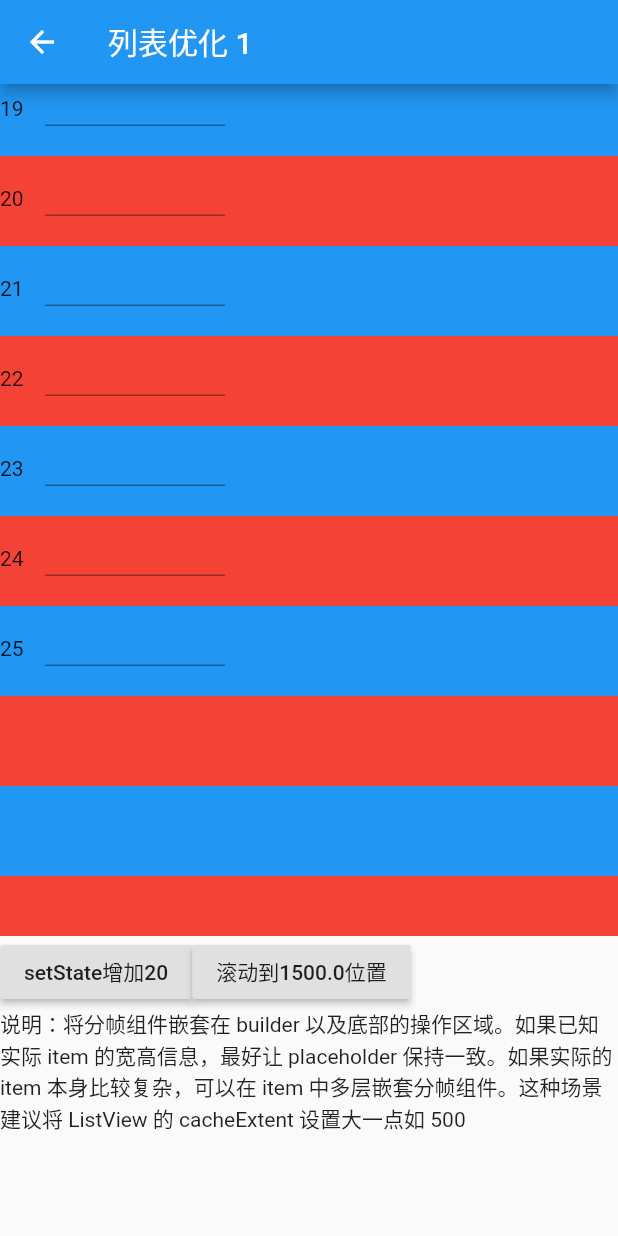
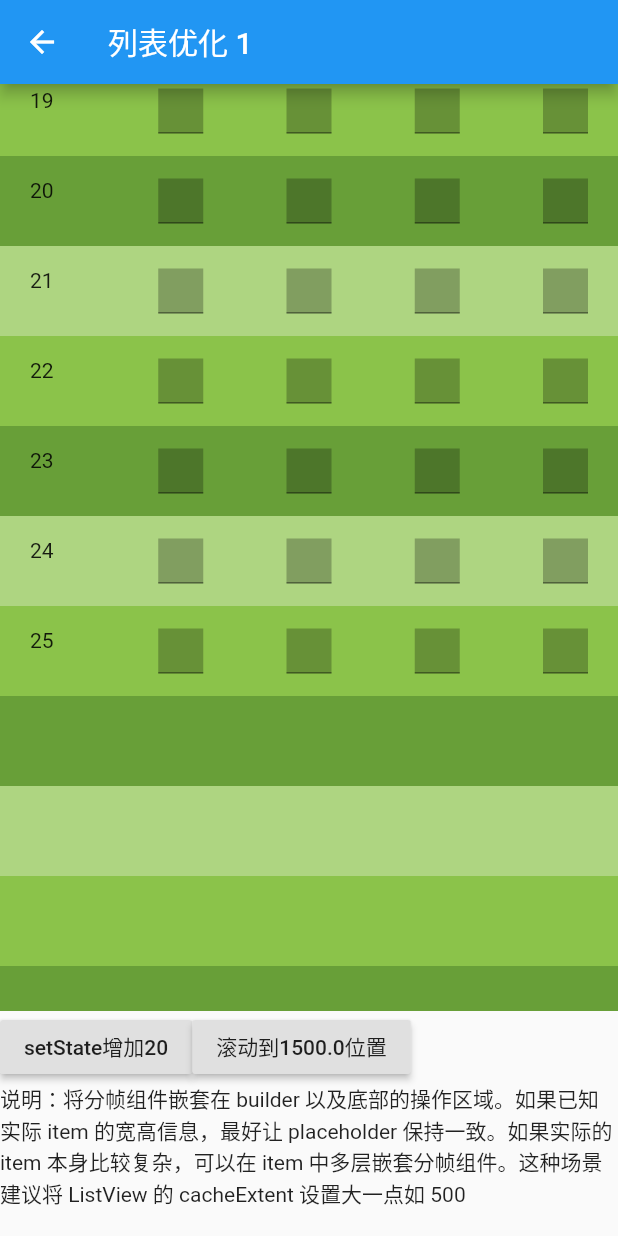
Before and after one commit to LianjiaTech/keframe, a Flutter app: the ComplexListOptExample1 screen opened directly, scrolled down 1152 dp, on a phone screen of 412 x 824 dp. Run offline on Flutter 3.47's test engine with Material 2 defaults, Android fonts, the phone set to English and light mode, and no system bars; missing offline and left inert: fps_monitor.

Commit message:
update example

```diff
--- a/example/lib/item/complex_item.dart
+++ b/example/lib/item/complex_item.dart
@@ -16,23 +16,45 @@ class _CellWidgetState extends State<CellWidget> {
   @override
   Widget build(BuildContext context) {
     return Container(
+      padding: EdgeInsets.only(left: 20, right: 20),
       height: height,
-      color: widget.index % 2 == 0 ? Colors.red : Colors.blue,
+      color: (widget.index % 3 == 0)
+          ? Colors.lightGreen[300]
+          : (widget.index % 3 == 1)
+              ? Colors.lightGreen[500]
+              : Colors.lightGreen[700],
       child: Row(
+        mainAxisAlignment: MainAxisAlignment.spaceBetween,
         children: <Widget>[
           Container(
             width: 30,
-            height: 20,
+            height: 30,
             child: Text('${widget.index}'),
           ),
           Container(
             width: 30,
-            height: 20,
+            height: 30,
             child: TextField(),
+            color: Colors.black26,
           ),
-          Container(width: 30, height: 20, child: TextField()),
-          Container(width: 30, height: 20, child: TextField()),
-          Container(width: 30, height: 20, child: TextField()),
+          Container(
+            width: 30,
+            height: 30,
+            child: TextField(),
+            color: Colors.black26,
+          ),
+          Container(
+            width: 30,
+            height: 30,
+            child: TextField(),
+            color: Colors.black26,
+          ),
+          Container(
+            width: 30,
+            height: 30,
+            child: TextField(),
+            color: Colors.black26,
+          ),
         ],
       ),
     );
--- a/example/lib/page/complex_list_example.dart
+++ b/example/lib/page/complex_list_example.dart
@@ -47,7 +47,7 @@ class _ComplexListExampleState extends State<ComplexListExample> {
 
   Widget operateBar() {
     return Container(
-      height: 200,
+      height: 100,
       child: Column(
         crossAxisAlignment: CrossAxisAlignment.start,
         mainAxisAlignment: MainAxisAlignment.start,
--- a/example/lib/page/opt/list_opt_example1.dart
+++ b/example/lib/page/opt/list_opt_example1.dart
@@ -38,7 +38,11 @@ class _ComplexListOptExample1State extends State<ComplexListOptExample1> {
               itemBuilder: (c, i) => FrameSeparateWidget(
                 index: i,
                 placeHolder: Container(
-                  color: i % 2 == 0 ? Colors.red : Colors.blue,
+                  color: (i % 3 == 0)
+                      ? Colors.lightGreen[300]
+                      : (i % 3 == 1)
+                          ? Colors.lightGreen[500]
+                          : Colors.lightGreen[700],
                   height: 60,
                 ),
                 child: CellWidget(
@@ -59,7 +63,7 @@ class _ComplexListOptExample1State extends State<ComplexListOptExample1> {
 
   Widget operateBar() {
     return Container(
-      height: 200,
+      height: 150,
       child: Column(
         crossAxisAlignment: CrossAxisAlignment.start,
         mainAxisAlignment: MainAxisAlignment.start,
--- a/example/lib/page/opt/list_opt_example5.dart
+++ b/example/lib/page/opt/list_opt_example5.dart
@@ -62,7 +62,7 @@ class _ComplexListOptExample5State extends State<ComplexListOptExample5> {
 
   Widget operateBar() {
     return Container(
-      height: 200,
+      height: 150,
       child: Column(
         crossAxisAlignment: CrossAxisAlignment.start,
         mainAxisAlignment: MainAxisAlignment.start,
```
